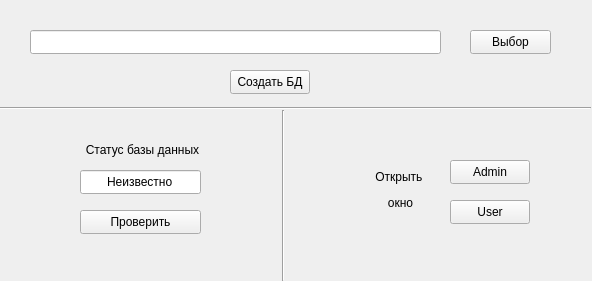
The window that Lab2/settingspanel.ui (elarionova25/mbcs) describes before a commit, drawn with Qt 5.
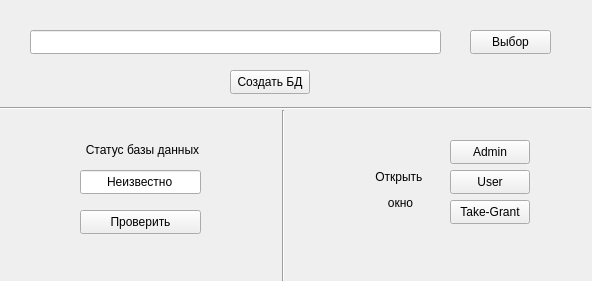
The same window after the commit.

```diff
--- a/Lab2/settingspanel.ui
+++ b/Lab2/settingspanel.ui
@@ -40,7 +40,7 @@
    <property name="geometry">
     <rect>
      <x>450</x>
-     <y>160</y>
+     <y>140</y>
      <width>80</width>
      <height>24</height>
     </rect>
@@ -53,7 +53,7 @@
    <property name="geometry">
     <rect>
      <x>450</x>
-     <y>200</y>
+     <y>170</y>
      <width>80</width>
      <height>24</height>
     </rect>
@@ -159,6 +159,19 @@
     <enum>Qt::Vertical</enum>
    </property>
   </widget>
+  <widget class="QPushButton" name="pushButton_takegrant_panel">
+   <property name="geometry">
+    <rect>
+     <x>450</x>
+     <y>200</y>
+     <width>80</width>
+     <height>24</height>
+    </rect>
+   </property>
+   <property name="text">
+    <string>Take-Grant</string>
+   </property>
+  </widget>
  </widget>
  <resources/>
  <connections/>
```
